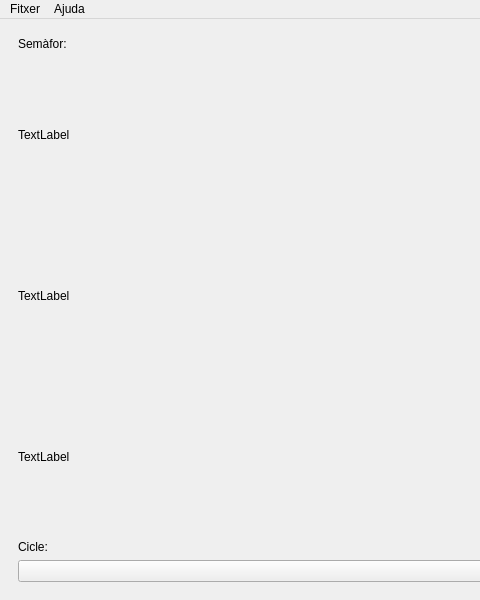
JavierMarinGuimera/DAM, file M07_Desarrollo_interficies/Projects/UF1/Ex12/ui/p12_JMG_semaforo.ui: the form before one commit; both pictures show x 0 to 480 and y 0 to 600 of the 716 by 600 pixel window.
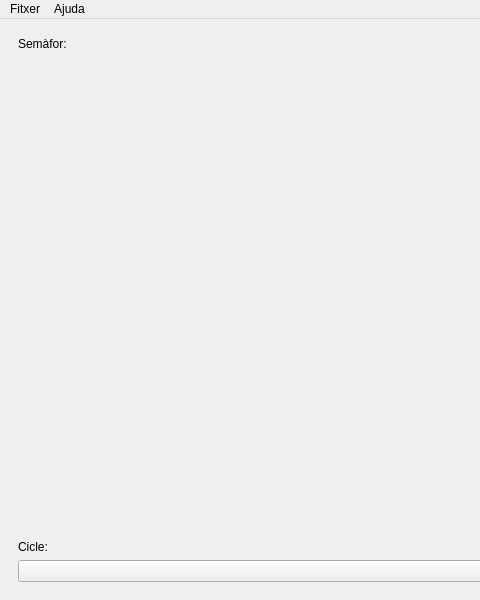
The form after the commit. The open tabs and pages were chosen to show the change.

Commit message: M7 Práctica semáforo acabada

Patch:
```diff
--- a/M07_Desarrollo_interficies/Projects/UF1/Ex12/ui/p12_JMG_semaforo.ui
+++ b/M07_Desarrollo_interficies/Projects/UF1/Ex12/ui/p12_JMG_semaforo.ui
@@ -38,21 +38,21 @@
                                 <item>
                                     <widget class="QLabel" name="lb_vermell">
                                         <property name="text">
-                                            <string>TextLabel</string>
+           <string/>
                                         </property>
                                     </widget>
                                 </item>
                                 <item>
                                     <widget class="QLabel" name="lb_groc">
                                         <property name="text">
-                                            <string>TextLabel</string>
+           <string/>
                                         </property>
                                     </widget>
                                 </item>
                                 <item>
                                     <widget class="QLabel" name="lb_verd">
                                         <property name="text">
-                                            <string>TextLabel</string>
+           <string/>
                                         </property>
                                     </widget>
                                 </item>
```
Left out of the diff: 22 changed lines with no effect on the pictures. Lines whose indentation alone changed are shown as unchanged. The commit also changes 2 other files.
